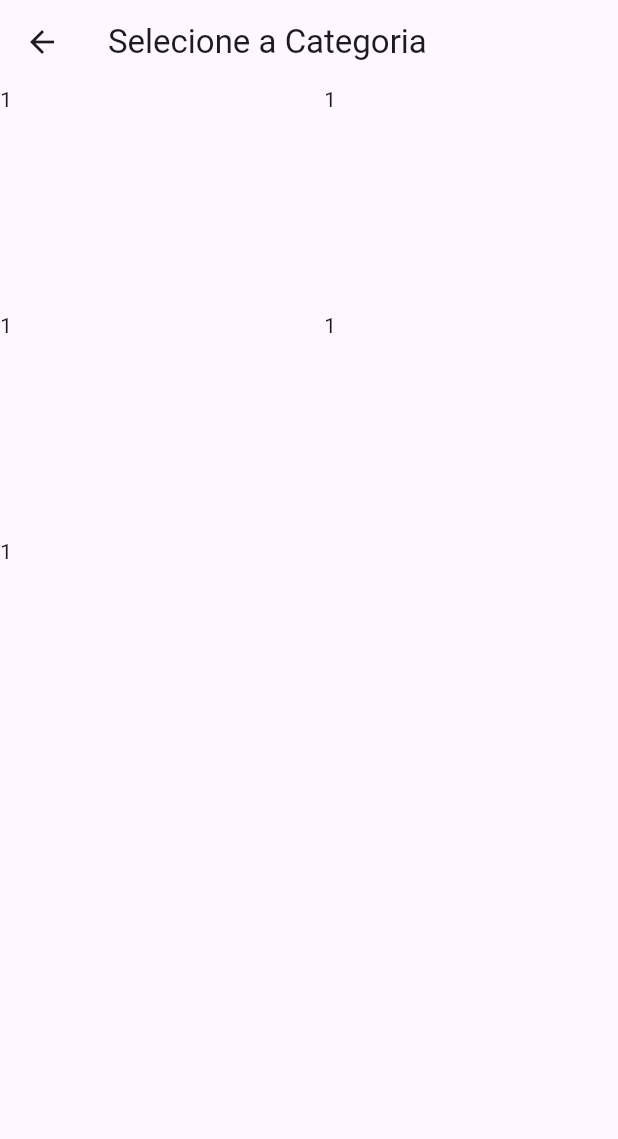
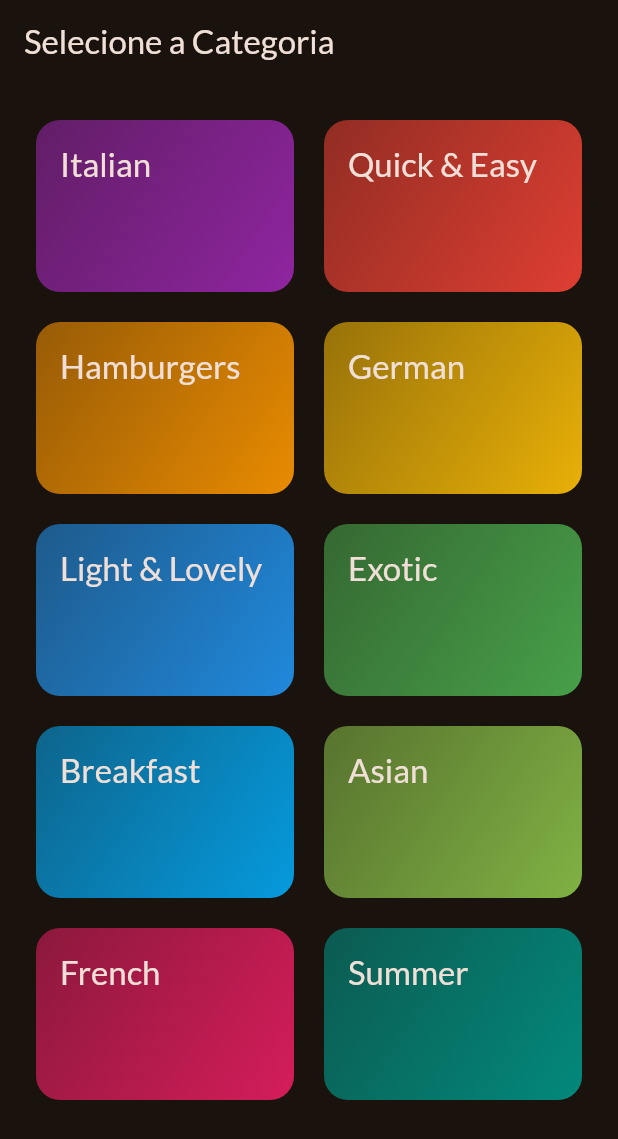
Before and after one commit to oeleomar/flutter-apps, a Flutter app: the CategoriesScreen screen opened directly, on a phone screen of 412 x 824 dp. Shown: the top 1139 px of the screen. Run offline on Flutter 3.47's test engine with Material 3 defaults, Android fonts, the phone set to English and light mode, and no system bars; our stand-ins replace google_fonts, transparent_image.

Commit message:
feat: add meal item

```diff
--- a/meals_app/lib/categories.dart
+++ /dev/null
@@ -1,29 +0,0 @@
-import 'package:flutter/material.dart';
-
-class CategoriesScreen extends StatelessWidget {
-  const CategoriesScreen({super.key});
-
-  @override
-  Widget build(BuildContext context) {
-    return Scaffold(
-      appBar: AppBar(
-        title: const Text("Selecione a Categoria"),
-      ),
-      body: GridView(
-        gridDelegate: SliverGridDelegateWithFixedCrossAxisCount(
-          crossAxisCount: 2,
-          childAspectRatio: 3 / 2,
-          mainAxisSpacing: 20,
-          crossAxisSpacing: 20,
-        ),
-        children: [
-          Text("1"),
-          Text("1"),
-          Text("1"),
-          Text("1"),
-          Text("1"),
-        ],
-      ),
-    );
-  }
-}
--- /dev/null
+++ b/meals_app/lib/data/dummy_data.dart
@@ -0,0 +1,407 @@
+import 'package:flutter/material.dart';
+import 'package:meals_app/models/category.dart';
+import 'package:meals_app/models/meal.dart';
+
+const availableCategories = [
+  Category(
+    id: 'c1',
+    title: 'Italian',
+    color: Colors.purple,
+  ),
+  Category(
+    id: 'c2',
+    title: 'Quick & Easy',
+    color: Colors.red,
+  ),
+  Category(
+    id: 'c3',
+    title: 'Hamburgers',
+    color: Colors.orange,
+  ),
+  Category(
+    id: 'c4',
+    title: 'German',
+    color: Colors.amber,
+  ),
+  Category(
+    id: 'c5',
+    title: 'Light & Lovely',
+    color: Colors.blue,
+  ),
+  Category(
+    id: 'c6',
+    title: 'Exotic',
+    color: Colors.green,
+  ),
+  Category(
+    id: 'c7',
+    title: 'Breakfast',
+    color: Colors.lightBlue,
+  ),
+  Category(
+    id: 'c8',
+    title: 'Asian',
+    color: Colors.lightGreen,
+  ),
+  Category(
+    id: 'c9',
+    title: 'French',
+    color: Colors.pink,
+  ),
+  Category(
+    id: 'c10',
+    title: 'Summer',
+    color: Colors.teal,
+  ),
+];
+
+const dummyMeals = [
+  Meal(
+    id: 'm1',
+    categories: [
+      'c1',
+      'c2',
+    ],
+    title: 'Spaghetti with Tomato Sauce',
+    affordability: Affordability.affordable,
+    complexity: Complexity.simple,
+    imageUrl:
+        'https://upload.wikimedia.org/wikipedia/commons/thumb/2/20/Spaghetti_Bolognese_mit_Parmesan_oder_Grana_Padano.jpg/800px-Spaghetti_Bolognese_mit_Parmesan_oder_Grana_Padano.jpg',
+    duration: 20,
+    ingredients: [
+      '4 Tomatoes',
+      '1 Tablespoon of Olive Oil',
+      '1 Onion',
+      '250g Spaghetti',
+      'Spices',
+      'Cheese (optional)',
+    ],
+    steps: [
+      'Cut the tomatoes and the onion into small pieces.',
+      'Boil some water - add salt to it once it boils.',
+      'Put the spaghetti into the boiling water - they should be done in about 10 to 12 minutes.',
+      'In the meantime, heaten up some olive oil and add the cut onion.',
+      'After 2 minutes, add the tomato pieces, salt, pepper and your other spices.',
+      'The sauce will be done once the spaghetti are.',
+      'Feel free to add some cheese on top of the finished dish.',
+    ],
+    isGlutenFree: false,
+    isVegan: true,
+    isVegetarian: true,
+    isLactoseFree: true,
+  ),
+  Meal(
+    id: 'm2',
+    categories: [
+      'c2',
+    ],
+    title: 'Toast Hawaii',
+    affordability: Affordability.affordable,
+    complexity: Complexity.simple,
+    imageUrl:
+        'https://cdn.pixabay.com/photo/2018/07/11/21/51/toast-3532016_1280.jpg',
+    duration: 10,
+    ingredients: [
+      '1 Slice White Bread',
+      '1 Slice Ham',
+      '1 Slice Pineapple',
+      '1-2 Slices of Cheese',
+      'Butter',
+    ],
+    steps: [
+      'Butter one side of the white bread',
+      'Layer ham, the pineapple and cheese on the white bread',
+      'Bake the toast for round about 10 minutes in the oven at 200°C',
+    ],
+    isGlutenFree: false,
+    isVegan: false,
+    isVegetarian: false,
+    isLactoseFree: false,
+  ),
+  Meal(
+    id: 'm3',
+    categories: [
+      'c2',
+      'c3',
+    ],
+    title: 'Classic Hamburger',
+    affordability: Affordability.pricey,
+    complexity: Complexity.simple,
+    imageUrl:
+        'https://cdn.pixabay.com/photo/2014/10/23/18/05/burger-500054_1280.jpg',
+    duration: 45,
+    ingredients: [
+      '300g Cattle Hack',
+      '1 Tomato',
+      '1 Cucumber',
+      '1 Onion',
+      'Ketchup',
+      '2 Burger Buns',
+    ],
+    steps: [
+      'Form 2 patties',
+      'Fry the patties for c. 4 minutes on each side',
+      'Quickly fry the buns for c. 1 minute on each side',
+      'Bruch buns with ketchup',
+      'Serve burger with tomato, cucumber and onion',
+    ],
+    isGlutenFree: false,
+    isVegan: false,
+    isVegetarian: false,
+    isLactoseFree: true,
+  ),
+  Meal(
+    id: 'm4',
+    categories: [
+      'c4',
+    ],
+    title: 'Wiener Schnitzel',
+    affordability: Affordability.luxurious,
+    complexity: Complexity.challenging,
+    imageUrl:
+        'https://cdn.pixabay.com/photo/2018/03/31/19/29/schnitzel-3279045_1280.jpg',
+    duration: 60,
+    ingredients: [
+      '8 Veal Cutlets',
+      '4 Eggs',
+      '200g Bread Crumbs',
+      '100g Flour',
+      '300ml Butter',
+      '100g Vegetable Oil',
+      'Salt',
+      'Lemon Slices',
+    ],
+    steps: [
+      'Tenderize the veal to about 2–4mm, and salt on both sides.',
+      'On a flat plate, stir the eggs briefly with a fork.',
+      'Lightly coat the cutlets in flour then dip into the egg, and finally, coat in breadcrumbs.',
+      'Heat the butter and oil in a large pan (allow the fat to get very hot) and fry the schnitzels until golden brown on both sides.',
+      'Make sure to toss the pan regularly so that the schnitzels are surrounded by oil and the crumbing becomes ‘fluffy’.',
+      'Remove, and drain on kitchen paper. Fry the parsley in the remaining oil and drain.',
+      'Place the schnitzels on awarmed plate and serve garnishedwith parsley and slices of lemon.',
+    ],
+    isGlutenFree: false,
+    isVegan: false,
+    isVegetarian: false,
+    isLactoseFree: false,
+  ),
+  Meal(
+    id: 'm5',
+    categories: [
+      'c2'
+          'c5',
+      'c10',
+    ],
+    title: 'Salad with Smoked Salmon',
+    affordability: Affordability.luxurious,
+    complexity: Complexity.simple,
+    imageUrl:
+        'https://cdn.pixabay.com/photo/2016/10/25/13/29/smoked-salmon-salad-1768890_1280.jpg',
+    duration: 15,
+    ingredients: [
+      'Arugula',
+      'Lamb\'s Lettuce',
+      'Parsley',
+      'Fennel',
+      '200g Smoked Salmon',
+      'Mustard',
+      'Balsamic Vinegar',
+      'Olive Oil',
+      'Salt and Pepper',
+    ],
+    steps: [
+      'Wash and cut salad and herbs',
+      'Dice the salmon',
+      'Process mustard, vinegar and olive oil into a dessing',
+      'Prepare the salad',
+      'Add salmon cubes and dressing',
+    ],
+    isGlutenFree: true,
+    isVegan: false,
+    isVegetarian: true,
+    isLactoseFree: true,
+  ),
+  Meal(
+    id: 'm6',
+    categories: [
+      'c6',
+      'c10',
+    ],
+    title: 'Delicious Orange Mousse',
+    affordability: Affordability.affordable,
+    complexity: Complexity.hard,
+    imageUrl:
+        'https://cdn.pixabay.com/photo/2017/05/01/05/18/pastry-2274750_1280.jpg',
+    duration: 240,
+    ingredients: [
+      '4 Sheets of Gelatine',
+      '150ml Orange Juice',
+      '80g Sugar',
+      '300g Yoghurt',
+      '200g Cream',
+      'Orange Peel',
+    ],
+    steps: [
+      'Dissolve gelatine in pot',
+      'Add orange juice and sugar',
+      'Take pot off the stove',
+      'Add 2 tablespoons of yoghurt',
+      'Stir gelatin under remaining yoghurt',
+      'Cool everything down in the refrigerator',
+      'Whip the cream and lift it under die orange mass',
+      'Cool down again for at least 4 hours',
+      'Serve with orange peel',
+    ],
+    isGlutenFree: true,
+    isVegan: false,
+    isVegetarian: true,
+    isLactoseFree: false,
+  ),
+  Meal(
+    id: 'm7',
+    categories: [
+      'c7',
+    ],
+    title: 'Pancakes',
+    affordability: Affordability.affordable,
+    complexity: Complexity.simple,
+    imageUrl:
+        'https://cdn.pixabay.com/photo/2018/07/10/21/23/pancake-3529653_1280.jpg',
+    duration: 20,
+    ingredients: [
+      '1 1/2 Cups all-purpose Flour',
+      '3 1/2 Teaspoons Baking Powder',
+      '1 Teaspoon Salt',
+      '1 Tablespoon White Sugar',
+      '1 1/4 cups Milk',
+      '1 Egg',
+      '3 Tablespoons Butter, melted',
+    ],
+    steps: [
+      'In a large bowl, sift together the flour, baking powder, salt and sugar.',
+      'Make a well in the center and pour in the milk, egg and melted butter; mix until smooth.',
+      'Heat a lightly oiled griddle or frying pan over medium high heat.',
+      'Pour or scoop the batter onto the griddle, using approximately 1/4 cup for each pancake. Brown on both sides and serve hot.',
+    ],
+    isGlutenFree: true,
+    isVegan: false,
+    isVegetarian: true,
+    isLactoseFree: false,
+  ),
+  Meal(
+    id: 'm8',
+    categories: [
+      'c8',
+    ],
+    title: 'Creamy Indian Chicken Curry',
+    affordability: Affordability.pricey,
+    complexity: Complexity.challenging,
+    imageUrl:
+        'https://cdn.pixabay.com/photo/2018/06/18/16/05/indian-food-3482749_1280.jpg',
+    duration: 35,
+    ingredients: [
+      '4 Chicken Breasts',
+      '1 Onion',
+      '2 Cloves of Garlic',
+      '1 Piece of Ginger',
+      '4 Tablespoons Almonds',
+      '1 Teaspoon Cayenne Pepper',
+      '500ml Coconut Milk',
+    ],
+    steps: [
+      'Slice and fry the chicken breast',
+      'Process onion, garlic and ginger into paste and sauté everything',
+      'Add spices and stir fry',
+      'Add chicken breast + 250ml of water and cook everything for 10 minutes',
+      'Add coconut milk',
+      'Serve with rice',
+    ],
+    isGlutenFree: true,
+    isVegan: false,
+    isVegetarian: false,
+    isLactoseFree: true,
+  ),
+  Meal(
+    id: 'm9',
+    categories: [
+      'c9',
+    ],
+    title: 'Chocolate Souffle',
+    affordability: Affordability.affordable,
+    complexity: Complexity.hard,
+    imageUrl:
+        'https://cdn.pixabay.com/photo/2014/08/07/21/07/souffle-412785_1280.jpg',
+    duration: 45,
+    ingredients: [
+      '1 Teaspoon melted Butter',
+      '2 Tablespoons white Sugar',
+      '2 Ounces 70% dark Chocolate, broken into pieces',
+      '1 Tablespoon Butter',
+      '1 Tablespoon all-purpose Flour',
+      '4 1/3 tablespoons cold Milk',
+      '1 Pinch Salt',
+      '1 Pinch Cayenne Pepper',
+      '1 Large Egg Yolk',
+      '2 Large Egg Whites',
+      '1 Pinch Cream of Tartar',
+      '1 Tablespoon white Sugar',
+    ],
+    steps: [
+      'Preheat oven to 190°C. Line a rimmed baking sheet with parchment paper.',
+      'Brush bottom and sides of 2 ramekins lightly with 1 teaspoon melted butter; cover bottom and sides right up to the rim.',
+      'Add 1 tablespoon white sugar to ramekins. Rotate ramekins until sugar coats all surfaces.',
+      'Place chocolate pieces in a metal mixing bowl.',
+      'Place bowl over a pan of about 3 cups hot water over low heat.',
+      'Melt 1 tablespoon butter in a skillet over medium heat. Sprinkle in flour. Whisk until flour is incorporated into butter and mixture thickens.',
+      'Whisk in cold milk until mixture becomes smooth and thickens. Transfer mixture to bowl with melted chocolate.',
+      'Add salt and cayenne pepper. Mix together thoroughly. Add egg yolk and mix to combine.',
+      'Leave bowl above the hot (not simmering) water to keep chocolate warm while you whip the egg whites.',
+      'Place 2 egg whites in a mixing bowl; add cream of tartar. Whisk until mixture begins to thicken and a drizzle from the whisk stays on the surface about 1 second before disappearing into the mix.',
+      'Add 1/3 of sugar and whisk in. Whisk in a bit more sugar about 15 seconds.',
+      'whisk in the rest of the sugar. Continue whisking until mixture is about as thick as shaving cream and holds soft peaks, 3 to 5 minutes.',
+      'Transfer a little less than half of egg whites to chocolate.',
+      'Mix until egg whites are thoroughly incorporated into the chocolate.',
+      'Add the rest of the egg whites; gently fold into the chocolate with a spatula, lifting from the bottom and folding over.',
+      'Stop mixing after the egg white disappears. Divide mixture between 2 prepared ramekins. Place ramekins on prepared baking sheet.',
+      'Bake in preheated oven until scuffles are puffed and have risen above the top of the rims, 12 to 15 minutes.',
+    ],
+    isGlutenFree: true,
+    isVegan: false,
+    isVegetarian: true,
+    isLactoseFree: false,
+  ),
+  Meal(
+    id: 'm10',
+    categories: [
+      'c2',
+      'c5',
+      'c10',
+    ],
+    title: 'Asparagus Salad with Cherry Tomatoes',
+    affordability: Affordability.luxurious,
+    complexity: Complexity.simple,
+    imageUrl:
+        'https://cdn.pixabay.com/photo/2018/04/09/18/26/asparagus-3304997_1280.jpg',
+    duration: 30,
+    ingredients: [
+      'White and Green Asparagus',
+      '30g Pine Nuts',
+      '300g Cherry Tomatoes',
+      'Salad',
+      'Salt, Pepper and Olive Oil',
+    ],
+    steps: [
+      'Wash, peel and cut the asparagus',
+      'Cook in salted water',
+      'Salt and pepper the asparagus',
+      'Roast the pine nuts',
+      'Halve the tomatoes',
+      'Mix with asparagus, salad and dressing',
+      'Serve with Baguette',
+    ],
+    isGlutenFree: true,
+    isVegan: true,
+    isVegetarian: true,
+    isLactoseFree: true,
+  ),
+];
--- a/meals_app/lib/main.dart
+++ b/meals_app/lib/main.dart
@@ -1,5 +1,6 @@
 import 'package:flutter/material.dart';
 import 'package:google_fonts/google_fonts.dart';
+import 'package:meals_app/screens/categories.dart';
 
 final theme = ThemeData(
   colorScheme: ColorScheme.fromSeed(
@@ -12,7 +13,8 @@ final theme = ThemeData(
 void main() {
   runApp(
     MaterialApp(
-      home: Text("Hello World"),
+      theme: theme,
+      home: CategoriesScreen(),
     ),
   );
 }
--- /dev/null
+++ b/meals_app/lib/models/category.dart
@@ -0,0 +1,13 @@
+import 'package:flutter/material.dart';
+
+class Category {
+  final String id;
+  final String title;
+  final Color color;
+
+  const Category({
+    required this.id,
+    required this.title,
+    this.color = Colors.orange,
+  });
+}
--- /dev/null
+++ b/meals_app/lib/models/meal.dart
@@ -0,0 +1,43 @@
+enum Complexity {
+  simple,
+  challenging,
+  hard,
+}
+
+enum Affordability {
+  affordable,
+  pricey,
+  luxurious,
+}
+
+class Meal {
+  const Meal({
+    required this.id,
+    required this.categories,
+    required this.title,
+    required this.imageUrl,
+    required this.ingredients,
+    required this.steps,
+    required this.duration,
+    required this.complexity,
+    required this.affordability,
+    required this.isGlutenFree,
+    required this.isLactoseFree,
+    required this.isVegan,
+    required this.isVegetarian,
+  });
+
+  final String id;
+  final List<String> categories;
+  final String title;
+  final String imageUrl;
+  final List<String> ingredients;
+  final List<String> steps;
+  final int duration;
+  final Complexity complexity;
+  final Affordability affordability;
+  final bool isGlutenFree;
+  final bool isLactoseFree;
+  final bool isVegan;
+  final bool isVegetarian;
+}
--- /dev/null
+++ b/meals_app/lib/screens/categories.dart
@@ -0,0 +1,49 @@
+import 'package:flutter/material.dart';
+import 'package:meals_app/data/dummy_data.dart';
+import 'package:meals_app/models/category.dart';
+import 'package:meals_app/screens/meals.dart';
+import 'package:meals_app/widgets/category_grid_item.dart';
+
+class CategoriesScreen extends StatelessWidget {
+  const CategoriesScreen({super.key});
+
+  void _selectCategory(BuildContext context, Category category) {
+    final filteredMeals = dummyMeals
+        .where((meal) => meal.categories.contains(category.id))
+        .toList();
+
+    Navigator.of(context).push(
+      MaterialPageRoute(
+        builder: (ctx) =>
+            MealsScreen(title: category.title, meals: filteredMeals),
+      ),
+    );
+  }
+
+  @override
+  Widget build(BuildContext context) {
+    return Scaffold(
+      appBar: AppBar(
+        title: const Text("Selecione a Categoria"),
+      ),
+      body: GridView(
+        padding: const EdgeInsets.all(24),
+        gridDelegate: SliverGridDelegateWithFixedCrossAxisCount(
+          crossAxisCount: 2,
+          childAspectRatio: 3 / 2,
+          mainAxisSpacing: 20,
+          crossAxisSpacing: 20,
+        ),
+        children: [
+          for (final category in availableCategories)
+            CategoryGridItem(
+              category: category,
+              onSelectCategory: () {
+                _selectCategory(context, category);
+              },
+            ),
+        ],
+      ),
+    );
+  }
+}
--- /dev/null
+++ b/meals_app/lib/screens/meals.dart
@@ -0,0 +1,50 @@
+import 'package:flutter/material.dart';
+import 'package:meals_app/models/meal.dart';
+import 'package:meals_app/widgets/meal_item.dart';
+
+class MealsScreen extends StatelessWidget {
+  const MealsScreen({super.key, required this.title, required this.meals});
+
+  final String title;
+  final List<Meal> meals;
+
+  @override
+  Widget build(BuildContext context) {
+    if (meals.isEmpty) {
+      return Center(
+        child: Column(
+          mainAxisSize: MainAxisSize.min,
+          children: [
+            Text(
+              "Uh no.... Nothing here!!",
+              style: Theme.of(context).textTheme.headlineLarge!.copyWith(
+                color: Theme.of(context).colorScheme.onBackground,
+              ),
+            ),
+            const SizedBox(
+              height: 16,
+            ),
+            Text(
+              "Try selecting a diferent category!",
+              style: Theme.of(context).textTheme.bodyLarge!.copyWith(
+                color: Theme.of(context).colorScheme.onBackground,
+              ),
+            ),
+          ],
+        ),
+      );
+    }
+
+    return Scaffold(
+      appBar: AppBar(
+        title: Text(title),
+      ),
+      body: ListView.builder(
+        itemCount: meals.length,
+        itemBuilder: (ctx, index) => MealItem(
+          meal: meals[index],
+        ),
+      ),
+    );
+  }
+}
--- /dev/null
+++ b/meals_app/lib/widgets/category_grid_item.dart
@@ -0,0 +1,42 @@
+import 'package:flutter/material.dart';
+import 'package:meals_app/models/category.dart';
+
+class CategoryGridItem extends StatelessWidget {
+  const CategoryGridItem({
+    required this.category,
+    super.key,
+    required this.onSelectCategory,
+  });
+
+  final Category category;
+  final void Function() onSelectCategory;
+
+  @override
+  Widget build(BuildContext context) {
+    return InkWell(
+      onTap: onSelectCategory,
+      splashColor: Theme.of(context).primaryColor,
+      borderRadius: BorderRadius.circular(16),
+      child: Container(
+        padding: EdgeInsets.all(16),
+        decoration: BoxDecoration(
+          borderRadius: BorderRadius.circular(16),
+          gradient: LinearGradient(
+            colors: [
+              category.color.withOpacity(0.55),
+              category.color.withOpacity(0.9),
+            ],
+            begin: Alignment.topLeft,
+            end: Alignment.bottomRight,
+          ),
+        ),
+        child: Text(
+          category.title,
+          style: Theme.of(context).textTheme.titleLarge!.copyWith(
+            color: Theme.of(context).colorScheme.onBackground,
+          ),
+        ),
+      ),
+    );
+  }
+}
--- /dev/null
+++ b/meals_app/lib/widgets/meal_item.dart
@@ -0,0 +1,74 @@
+import 'package:flutter/material.dart';
+import 'package:meals_app/models/meal.dart';
+import 'package:meals_app/widgets/meal_item_trait.dart';
+import 'package:transparent_image/transparent_image.dart';
+
+class MealItem extends StatelessWidget {
+  const MealItem({required this.meal, super.key});
+
+  final Meal meal;
+
+  @override
+  Widget build(BuildContext context) {
+    return Card(
+      margin: const EdgeInsets.all(8),
+      shape: RoundedRectangleBorder(
+        borderRadius: BorderRadiusGeometry.circular(8),
+      ),
+      clipBehavior: Clip.hardEdge, //remove any content outside of this card
+      elevation: 2,
+      child: InkWell(
+        onTap: () {},
+        child: Stack(
+          children: [
+            FadeInImage(
+              placeholder: MemoryImage(kTransparentImage),
+              image: NetworkImage(meal.imageUrl),
+              fit: BoxFit.cover,
+              height: 200,
+              width: double.infinity,
+            ),
+
+            Positioned(
+              bottom: 0,
+              left: 0,
+              right: 0,
+              child: Container(
+                color: Colors.black54,
+                padding: EdgeInsets.symmetric(vertical: 6, horizontal: 44),
+                child: Column(
+                  children: [
+                    Text(
+                      meal.title,
+                      maxLines: 2,
+                      textAlign: TextAlign.center,
+                      softWrap: true,
+                      overflow: TextOverflow
+                          .ellipsis, // Add ... at the end of the cuted text
+                      style: const TextStyle(
+                        fontSize: 20,
+                        fontWeight: FontWeight.bold,
+                        color: Colors.white,
+                      ),
+                    ),
+                    const SizedBox(
+                      height: 12,
+                    ),
+                    Row(
+                      children: [
+                        MealItemTrait(
+                          icon: Icons.schedule,
+                          label: meal.duration.toString(),
+                        ),
+                      ],
+                    ),
+                  ],
+                ),
+              ),
+            ),
+          ],
+        ),
+      ),
+    );
+  }
+}
--- /dev/null
+++ b/meals_app/lib/widgets/meal_item_trait.dart
@@ -0,0 +1,26 @@
+import 'package:flutter/material.dart';
+
+class MealItemTrait extends StatelessWidget {
+  const MealItemTrait({super.key, required this.icon, required this.label});
+
+  final IconData icon;
+  final String label;
+
+  @override
+  Widget build(BuildContext context) {
+    return Row(
+      children: [
+        Icon(
+          icon,
+          size: 17,
+          color: Colors.white,
+        ),
+        SizedBox(width: 6),
+        Text(
+          label,
+          style: TextStyle(color: Colors.white),
+        ),
+      ],
+    );
+  }
+}
--- a/meals_app/pubspec.yaml
+++ b/meals_app/pubspec.yaml
@@ -35,6 +35,7 @@ dependencies:
   # Use with the CupertinoIcons class for iOS style icons.
   cupertino_icons: ^1.0.8
   google_fonts: ^6.3.2
+  transparent_image: ^2.0.1
 
 dev_dependencies:
   flutter_test:
```
Also changed, not shown: meals_app/pubspec.lock.
